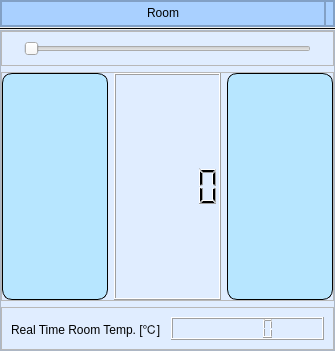
Qt form remoteControl.ui (JJKK1313/OrACGuiProject) before a commit.
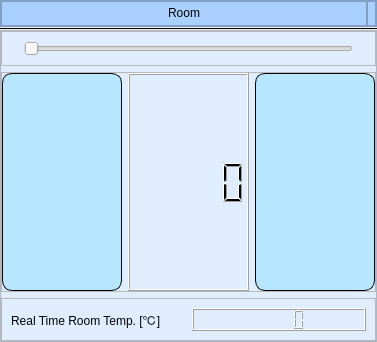
The same form after that commit. Icons and pictures are not drawn.

Commit message: change window type + modality problem

Diff of the .ui file:
```diff
--- a/remoteControl.ui
+++ b/remoteControl.ui
@@ -6,8 +6,8 @@
    <rect>
     <x>0</x>
     <y>0</y>
-    <width>335</width>
-    <height>351</height>
+    <width>377</width>
+    <height>342</height>
    </rect>
   </property>
   <property name="windowTitle">
```
The commit also changes 6 other files.
